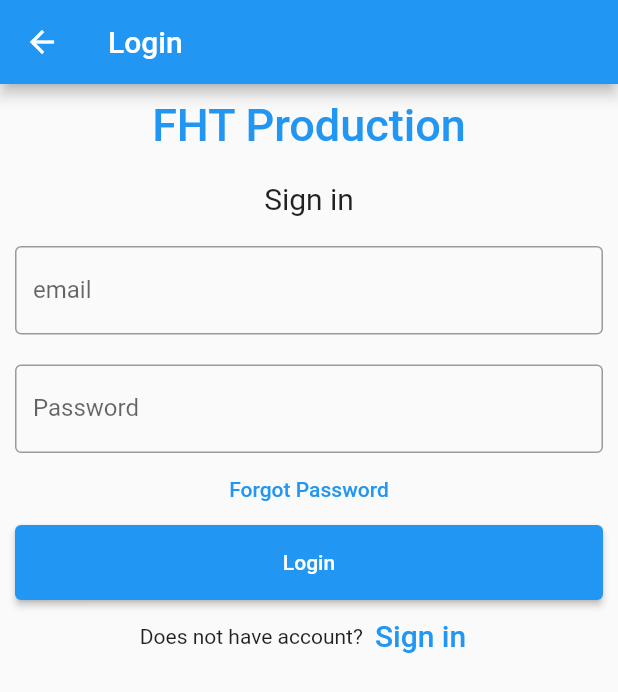
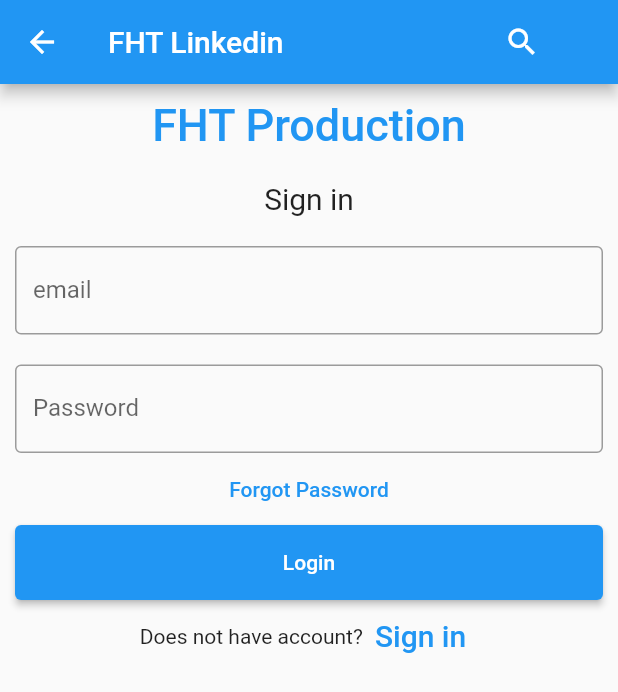
Before and after one commit to Thomas141100/nlpf, a Flutter app: the HomePage screen opened directly, after a tap on the "logout" icon, on a phone screen of 412 x 824 dp. Shown: the top 692 px of the screen. Run offline on Flutter 3.47's test engine with Material 2 defaults, Android fonts, the phone set to English and light mode, and no system bars.

Commit message:
add component header

```diff
--- /dev/null
+++ b/frontend/lib/components/header.dart
@@ -0,0 +1,56 @@
+import 'package:flutter/material.dart';
+import '../login.dart';
+
+class Header extends StatefulWidget with PreferredSizeWidget {
+  var displayLogout = true;
+
+  Header({super.key, required this.title, this.displayLogout = true});
+
+  final String title;
+
+  @override
+  State<Header> createState() => _Header();
+
+  @override
+  Size get preferredSize => const Size.fromHeight(kToolbarHeight);
+}
+
+class _Header extends State<Header> {
+  @override
+  Widget build(BuildContext context) {
+    return Scaffold(
+      appBar: AppBar(
+        title: Text(widget.title),
+        actions: <Widget>[
+          Padding(
+            padding: const EdgeInsets.only(right: 20.0),
+            child: IconButton(
+              icon: const Icon(Icons.search),
+              tooltip: 'Show Snackbar',
+              onPressed: () {
+                ScaffoldMessenger.of(context).showSnackBar(
+                    const SnackBar(content: Text('This is a snackbar')));
+              },
+            ),
+          ),
+          Padding(
+              padding: const EdgeInsets.only(right: 20.0),
+              child: widget.displayLogout
+                  ? IconButton(
+                      icon: const Icon(Icons.logout),
+                      onPressed: () {
+                        Navigator.pushReplacement<void, void>(
+                          context,
+                          MaterialPageRoute<void>(
+                            builder: (BuildContext context) =>
+                                const LoginPage(title: "Login"),
+                          ),
+                        );
+                      },
+                    )
+                  : null),
+        ],
+      ),
+    );
+  }
+}
--- a/frontend/lib/homepage.dart
+++ b/frontend/lib/homepage.dart
@@ -1,5 +1,5 @@
+import 'components/header.dart';
 import 'package:flutter/material.dart';
-import 'login.dart';
 
 class HomePage extends StatefulWidget {
   const HomePage({super.key, required this.title});
@@ -42,36 +42,7 @@
     // fast, so that you can just rebuild anything that needs updating rather
     // than having to individually change instances of widgets.
     return Scaffold(
-      appBar: AppBar(
-        title: Text(widget.title),
-        actions: <Widget>[
-          Padding(
-            padding: const EdgeInsets.only(right: 20.0),
-            child: IconButton(
-              icon: const Icon(Icons.search),
-              tooltip: 'Show Snackbar',
-              onPressed: () {
-                ScaffoldMessenger.of(context).showSnackBar(
-                    const SnackBar(content: Text('This is a snackbar')));
-              },
-            ),
-          ),
-          Padding(
-              padding: const EdgeInsets.only(right: 20.0),
-              child: IconButton(
-                icon: const Icon(Icons.logout),
-                onPressed: () {
-                  Navigator.pushReplacement<void, void>(
-                    context,
-                    MaterialPageRoute<void>(
-                      builder: (BuildContext context) =>
-                          const LoginPage(title: "Login"),
-                    ),
-                  );
-                },
-              )),
-        ],
-      ),
+      appBar: Header(key: ValueKey('header'), title: 'FHT Linkedin - Home'),
       body: Center(
         // Center is a layout widget. It takes a single child and positions it
         // in the middle of the parent.
--- a/frontend/lib/login.dart
+++ b/frontend/lib/login.dart
@@ -1,5 +1,6 @@
 import 'package:flutter/material.dart';
 import 'homepage.dart';
+import 'components/header.dart';
 
 class LoginPage extends StatefulWidget {
   const LoginPage({super.key, required this.title});
@@ -26,7 +27,11 @@
   @override
   Widget build(BuildContext context) {
     return Scaffold(
-      appBar: AppBar(title: Text(widget.title)),
+      appBar: Header(
+        key: ValueKey('header'),
+        title: 'FHT Linkedin',
+        displayLogout: false,
+      ),
       body: Form(
         key: _formKey,
         child: ListView(
```
